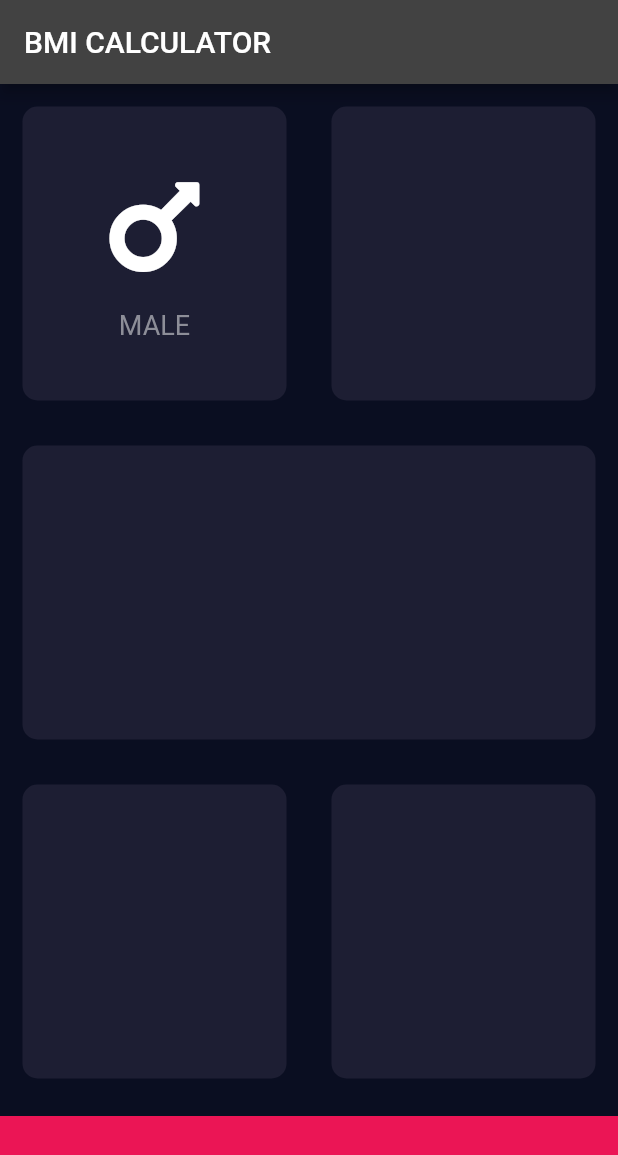
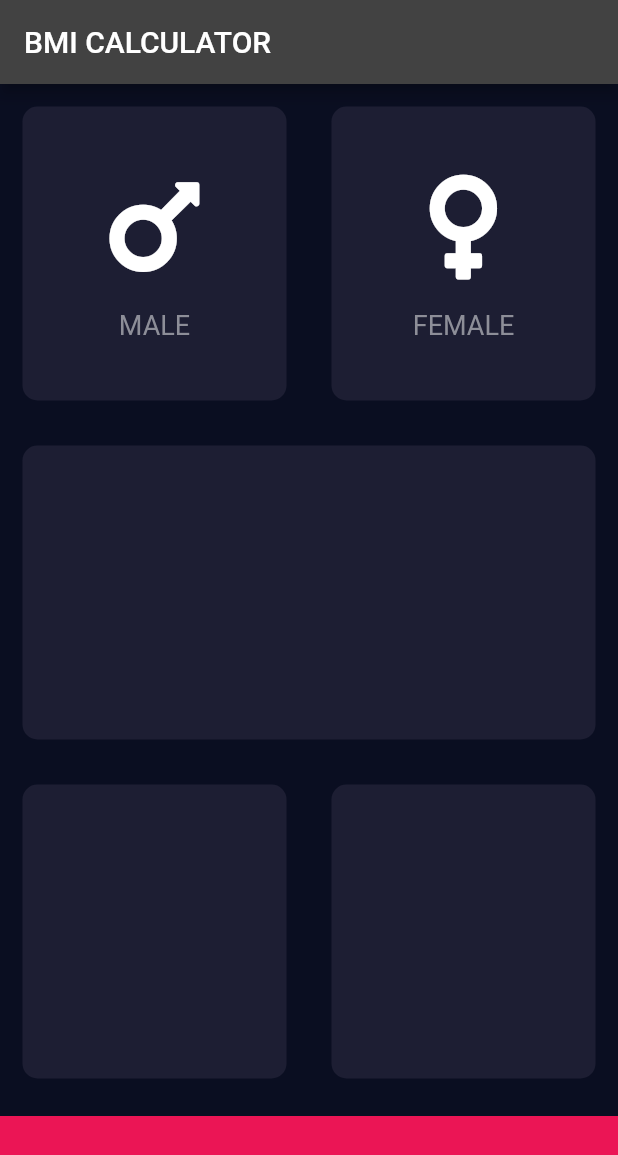
Before and after one commit to SagarKadam32/Flutter, a Flutter app: the screen it shows after launch, on a phone screen of 412 x 824 dp. Shown: the top 1155 px of the screen. Run offline on Flutter 3.47's test engine with Material 2 defaults, Android fonts, the phone set to English and light mode, and no system bars; our stand-ins replace audioplayers, font_awesome_flutter, rflutter_alert.

Commit message:
Added Gender Widget - Reusable

```diff
--- a/bmi_calculator/lib/input_page.dart
+++ b/bmi_calculator/lib/input_page.dart
@@ -25,30 +25,17 @@ class _InputPageState extends State<InputPage> {
                 Expanded(
                   child: ReusableCard(
                     colour: reUsableCardColor,
-                    childCard: Column(
-                      mainAxisAlignment: MainAxisAlignment.center,
-                      children: const [
-                        Icon(
-                          FontAwesomeIcons.mars,
-                          size: 80,
-                        ),
-                        SizedBox(
-                          height: 15.0,
-                        ),
-                        Text(
-                          'MALE',
-                          style: TextStyle(
-                            fontSize: 18.0,
-                            color: Color(0xFF8D8E98),
-                          ),
-                        ),
-                      ],
-                    ),
+                    childCard: GenderWidget(
+                        icon: FontAwesomeIcons.mars, gender: 'MALE'),
                   ),
                 ),
                 Expanded(
                   child: ReusableCard(
                     colour: reUsableCardColor,
+                    childCard: GenderWidget(
+                      icon: FontAwesomeIcons.venus,
+                      gender: 'FEMALE',
+                    ),
                   ),
                 ),
               ],
@@ -91,6 +78,36 @@ class _InputPageState extends State<InputPage> {
   }
 }
 
+class GenderWidget extends StatelessWidget {
+  GenderWidget({required this.icon, required this.gender});
+
+  late final IconData icon;
+  final String gender;
+
+  @override
+  Widget build(BuildContext context) {
+    return Column(
+      mainAxisAlignment: MainAxisAlignment.center,
+      children: [
+        Icon(
+          icon,
+          size: 80,
+        ),
+        const SizedBox(
+          height: 15.0,
+        ),
+        Text(
+          gender,
+          style: const TextStyle(
+            fontSize: 18.0,
+            color: Color(0xFF8D8E98),
+          ),
+        ),
+      ],
+    );
+  }
+}
+
 class ReusableCard extends StatelessWidget {
   ReusableCard({required this.colour, this.childCard});
   final Color colour;
```
